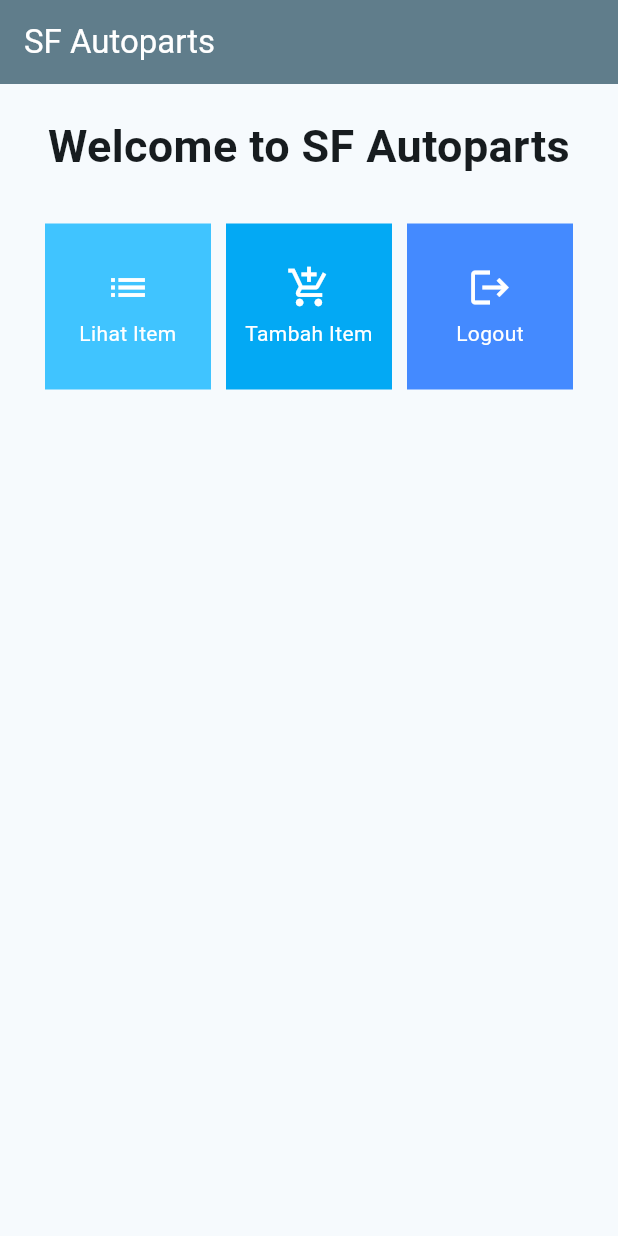
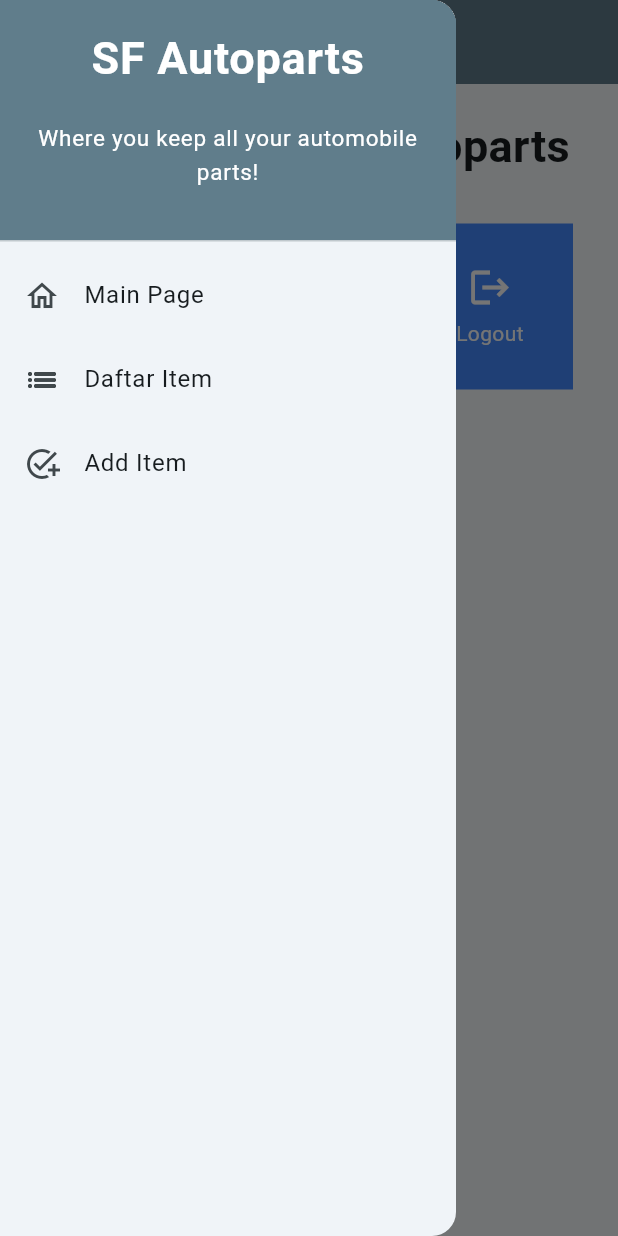
Before and after one commit to SamuelFarrel/sf-autoparts-mobile, a Flutter app: the screen it shows after launch, with the side drawer open (before the commit the screen has no drawer), on a phone screen of 412 x 824 dp. Run offline on Flutter 3.47's test engine with Material 2 defaults, Android fonts, the phone set to English and light mode, and no system bars.

Commit message:
tugas 8 + bonus selesai

```diff
--- a/lib/menu.dart
+++ b/lib/menu.dart
@@ -1,4 +1,7 @@
 import 'package:flutter/material.dart';
+import 'package:sf_autoparts/form.dart';
+import 'package:sf_autoparts/widgets/left_drawer.dart';
+import 'package:sf_autoparts/show_products.dart';
 
 class MyHomePage extends StatelessWidget {
   MyHomePage({Key? key}) : super(key: key);
@@ -29,7 +32,9 @@
           ),
         ),
         backgroundColor: Colors.blueGrey,
+        foregroundColor: Colors.white,
       ),
+      drawer: const LeftDrawer(),
       body: SingleChildScrollView(
         // Widget wrapper yang dapat discroll
         child: Padding(
@@ -96,6 +101,14 @@
             ..hideCurrentSnackBar()
             ..showSnackBar(SnackBar(
                 content: Text("Kamu telah menekan tombol ${item.name}!")));
+          if (item.name == "Tambah Item") {
+            Navigator.push(context,
+                MaterialPageRoute(builder: (context) => const FormPage()));
+          }
+          else if(item.name == "Lihat Item"){
+            Navigator.push(context,
+                MaterialPageRoute(builder: (context) => ShowItems(itemList: Item.itemList)));
+          }
         },
         child: Container(
           // Container untuk menyimpan Icon dan Text
--- /dev/null
+++ b/lib/widgets/left_drawer.dart
@@ -0,0 +1,83 @@
+import 'package:flutter/material.dart';
+import 'package:sf_autoparts/menu.dart';
+import 'package:sf_autoparts/form.dart';
+import 'package:sf_autoparts/show_products.dart';
+
+class LeftDrawer extends StatelessWidget {
+  const LeftDrawer({super.key});
+
+  @override
+  Widget build(BuildContext context) {
+    return Drawer(
+      child: ListView(
+        children: [
+          const DrawerHeader(
+            decoration: BoxDecoration(
+              color: Colors.blueGrey,
+            ),
+            child: Column(
+              children: [
+                Text(
+                  'SF Autoparts',
+                  textAlign: TextAlign.center,
+                  style: TextStyle(
+                    fontSize: 30,
+                    fontWeight: FontWeight.bold,
+                    color: Colors.white,
+                  ),
+                ),
+                Padding(padding: EdgeInsets.all(10)),
+                Text("Where you keep all your automobile parts!",
+                  style: TextStyle(
+                    fontSize: 15,
+                    color: Colors.white,
+                    fontWeight: FontWeight.normal,
+                  ),
+                  textAlign: TextAlign.center,
+                ),
+              ],
+            ),
+          ),
+          ListTile(
+            leading: const Icon(Icons.home_outlined),
+            title: const Text('Main Page'),
+            // Bagian redirection ke MyHomePage
+            onTap: () {
+              Navigator.pushReplacement(
+                  context,
+                  MaterialPageRoute(
+                    builder: (context) => MyHomePage(),
+                  ));
+            },
+          ),
+          ListTile(
+            leading: const Icon(Icons.list_sharp),
+            title: const Text('Daftar Item'),
+            // Bagian redirection ke ShopFormPage
+            onTap: () {
+              Navigator.pushReplacement(
+                  context,
+                  MaterialPageRoute(
+                    builder: (context) => ShowItems(itemList: Item.itemList),
+                  )
+              );
+            },
+          ),
+          ListTile(
+            leading: const Icon(Icons.add_task),
+            title: const Text('Add Item'),
+            // Bagian redirection ke ShopFormPage
+            onTap: () {
+              Navigator.pushReplacement(
+                  context,
+                  MaterialPageRoute(
+                    builder: (context) => const FormPage(),
+                  )
+              );
+            },
+          ),
+        ],
+      ),
+    );
+  }
+}
```
Also changed, not shown: lib/form.dart (added, +169 -0 lines), lib/show_products.dart (added, +71 -0 lines), 1 other file.
